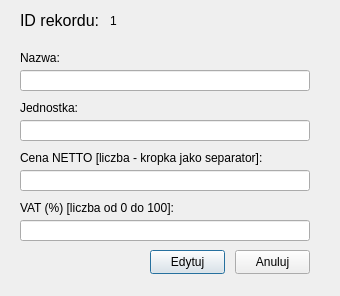
DzimiX/ProgramSprzedazowy, file editproducts.ui: the form before one commit.
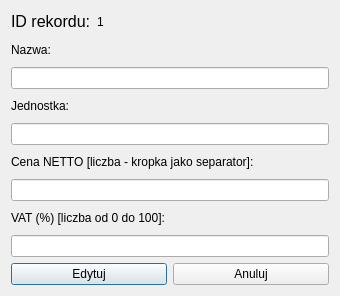
The form after the commit.

Patch:
```diff
--- a/editproducts.ui
+++ b/editproducts.ui
@@ -13,150 +13,80 @@
   <property name="windowTitle">
    <string>Edycja produktu</string>
   </property>
-  <widget class="QLineEdit" name="input_name">
-   <property name="geometry">
-    <rect>
-     <x>20</x>
-     <y>70</y>
-     <width>290</width>
-     <height>21</height>
-    </rect>
-   </property>
-  </widget>
+  <layout class="QGridLayout" name="gridLayout">
+   <item row="0" column="0">
+    <widget class="QLabel" name="label_5">
+     <property name="text">
+      <string>&lt;html&gt;&lt;head/&gt;&lt;body&gt;&lt;p&gt;&lt;span style=&quot; font-size:12pt;&quot;&gt;ID rekordu:&lt;/span&gt;&lt;/p&gt;&lt;/body&gt;&lt;/html&gt;</string>
+     </property>
+    </widget>
+   </item>
+   <item row="0" column="1" colspan="2">
+    <widget class="QLabel" name="output_id">
+     <property name="text">
+      <string>1</string>
+     </property>
+    </widget>
+   </item>
+   <item row="1" column="0" colspan="2">
   <widget class="QLabel" name="label">
-   <property name="geometry">
-    <rect>
-     <x>20</x>
-     <y>50</y>
-     <width>101</width>
-     <height>16</height>
-    </rect>
-   </property>
    <property name="text">
     <string>Nazwa:</string>
    </property>
   </widget>
+   </item>
+   <item row="2" column="0" colspan="4">
+    <widget class="QLineEdit" name="input_name"/>
+   </item>
+   <item row="3" column="0" colspan="2">
   <widget class="QLabel" name="label_2">
-   <property name="geometry">
-    <rect>
-     <x>20</x>
-     <y>100</y>
-     <width>101</width>
-     <height>16</height>
-    </rect>
-   </property>
    <property name="text">
     <string>Jednostka:</string>
    </property>
   </widget>
-  <widget class="QLineEdit" name="input_unit">
-   <property name="geometry">
-    <rect>
-     <x>20</x>
-     <y>120</y>
-     <width>290</width>
-     <height>21</height>
-    </rect>
-   </property>
-  </widget>
+   </item>
+   <item row="4" column="0" colspan="4">
+    <widget class="QLineEdit" name="input_unit"/>
+   </item>
+   <item row="5" column="0" colspan="4">
   <widget class="QLabel" name="label_3">
-   <property name="geometry">
-    <rect>
-     <x>20</x>
-     <y>150</y>
-     <width>291</width>
-     <height>16</height>
-    </rect>
-   </property>
    <property name="text">
     <string>Cena NETTO [liczba - kropka jako separator]:</string>
    </property>
   </widget>
-  <widget class="QLineEdit" name="input_price">
-   <property name="geometry">
-    <rect>
-     <x>20</x>
-     <y>170</y>
-     <width>290</width>
-     <height>21</height>
-    </rect>
-   </property>
-  </widget>
+   </item>
+   <item row="6" column="0" colspan="4">
+    <widget class="QLineEdit" name="input_price"/>
+   </item>
+   <item row="7" column="0" colspan="4">
   <widget class="QLabel" name="label_4">
-   <property name="geometry">
-    <rect>
-     <x>20</x>
-     <y>200</y>
-     <width>291</width>
-     <height>16</height>
-    </rect>
-   </property>
    <property name="text">
     <string>VAT (%) [liczba od 0 do 100]:</string>
    </property>
   </widget>
-  <widget class="QLineEdit" name="input_tax">
-   <property name="geometry">
-    <rect>
-     <x>20</x>
-     <y>220</y>
-     <width>290</width>
-     <height>21</height>
-    </rect>
-   </property>
-  </widget>
+   </item>
+   <item row="8" column="0" colspan="4">
+    <widget class="QLineEdit" name="input_tax"/>
+   </item>
+   <item row="9" column="0" colspan="4">
+    <layout class="QHBoxLayout" name="horizontalLayout">
+     <item>
   <widget class="QPushButton" name="pushButton">
-   <property name="geometry">
-    <rect>
-     <x>150</x>
-     <y>250</y>
-     <width>75</width>
-     <height>24</height>
-    </rect>
-   </property>
    <property name="text">
     <string>Edytuj</string>
    </property>
   </widget>
+     </item>
+     <item>
   <widget class="QPushButton" name="pushButton_2">
-   <property name="geometry">
-    <rect>
-     <x>235</x>
-     <y>250</y>
-     <width>75</width>
-     <height>24</height>
-    </rect>
-   </property>
    <property name="text">
     <string>Anuluj</string>
    </property>
   </widget>
-  <widget class="QLabel" name="label_5">
-   <property name="geometry">
-    <rect>
-     <x>20</x>
-     <y>5</y>
-     <width>91</width>
-     <height>31</height>
-    </rect>
-   </property>
-   <property name="text">
-    <string>&lt;html&gt;&lt;head/&gt;&lt;body&gt;&lt;p&gt;&lt;span style=&quot; font-size:12pt;&quot;&gt;ID rekordu:&lt;/span&gt;&lt;/p&gt;&lt;/body&gt;&lt;/html&gt;</string>
-   </property>
-  </widget>
-  <widget class="QLabel" name="output_id">
-   <property name="geometry">
-    <rect>
-     <x>110</x>
-     <y>10</y>
-     <width>51</width>
-     <height>21</height>
-    </rect>
-   </property>
-   <property name="text">
-    <string>1</string>
-   </property>
-  </widget>
+     </item>
+    </layout>
+   </item>
+  </layout>
  </widget>
  <resources/>
  <connections/>
```
Lines whose indentation alone changed are shown as unchanged.
